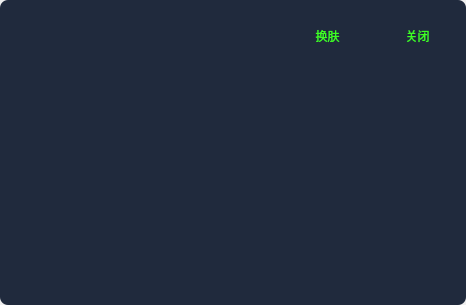
Qt form QtWinAero/QtWinAero.ui (KikyoShaw/QtWinAero) before a commit.
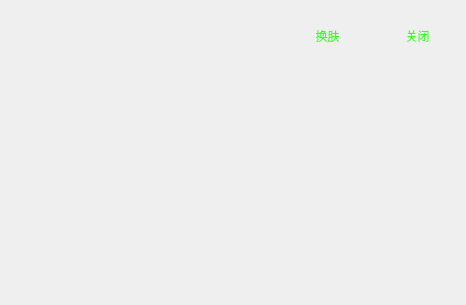
The same form after that commit.

Commit message: QtWin去边框设置毛玻璃

Patch:
```diff
--- a/QtWinAero/QtWinAero.ui
+++ b/QtWinAero/QtWinAero.ui
@@ -34,7 +34,7 @@
      <property name="styleSheet">
       <string notr="true">#frame
 {
-	background-color: rgba(21, 32, 52, 0.95);
+	/*background-color: rgba(21, 32, 52, 0.95);*/
 	border-radius:8px;
 }</string>
      </property>
```
The commit also changes 1 other file.
